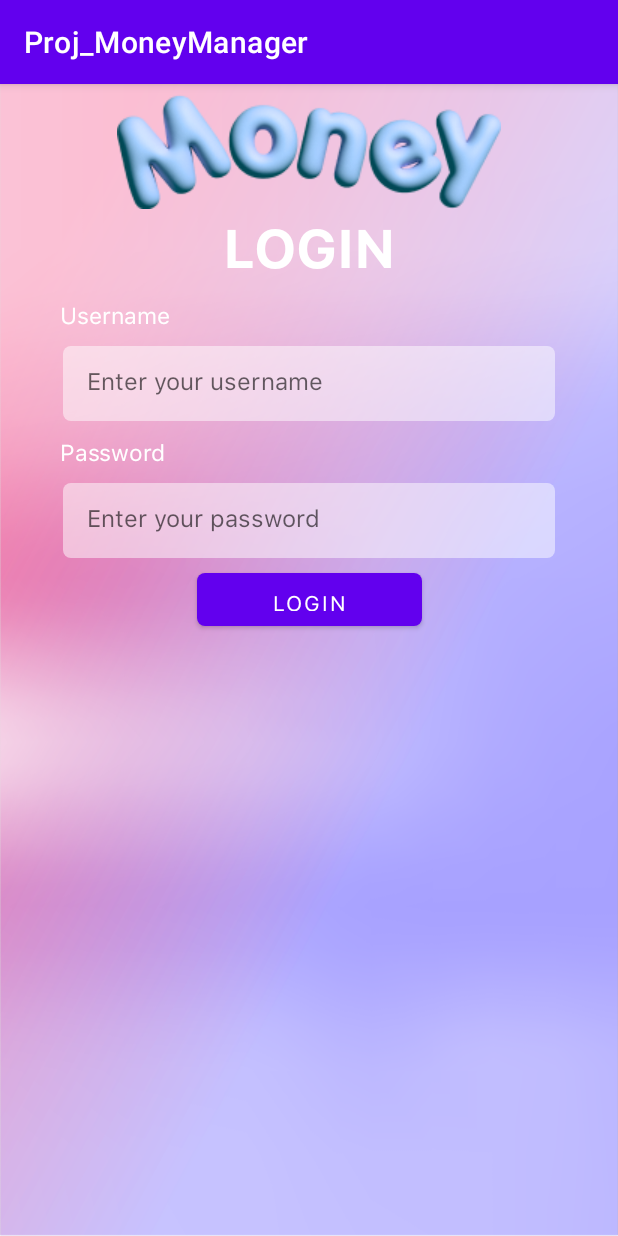
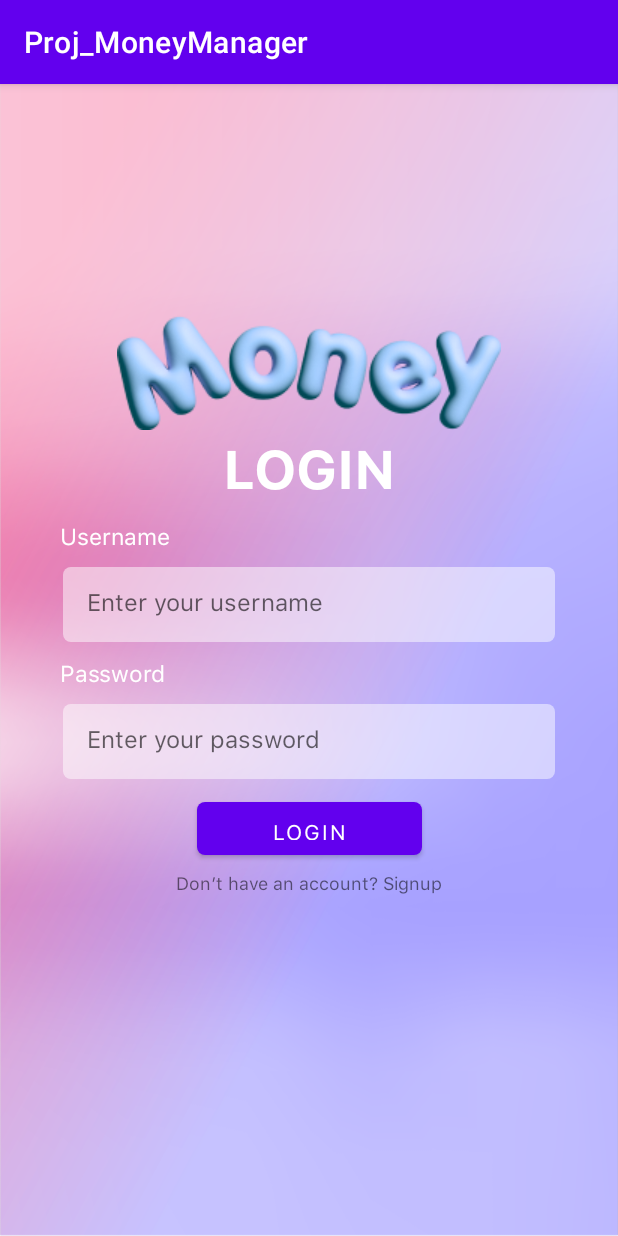
Before and after one commit to hoaiphuongdg26/money-manager-app, an Android app: the screen it shows after launch (MainActivity), on a phone screen of 412 x 824 dp. Run offline under Robolectric (Android 15) with nearby library versions, the light colour scheme and no system bars.

Commit message:
add text view move to sign up

```diff
--- a/app/src/main/res/layout/login.xml
+++ b/app/src/main/res/layout/login.xml
@@ -15,7 +15,8 @@
         android:layout_alignParentStart="true"
         android:layout_alignParentTop="true"
         android:background="@drawable/logo"
-        tools:layout_editor_absoluteY="137dp"
+        android:layout_marginTop="147dp"
+        app:layout_constraintTop_toTopOf="parent"
         app:layout_constraintStart_toStartOf="parent"
         app:layout_constraintEnd_toEndOf="parent"
         />
@@ -102,11 +103,22 @@
         android:layout_height="35dp"
         android:text="@string/login"
         android:fontFamily="@font/sf_pro_text_regular"
-        android:layout_marginTop="10dp"
+        android:layout_marginTop="15dp"
         app:layout_constraintTop_toBottomOf="@+id/edittext_password"
         app:layout_constraintStart_toStartOf="parent"
         app:layout_constraintEnd_toEndOf="parent"
         android:background="@drawable/button_background"
         android:elevation="4dp"
         />
+    <TextView
+        android:id="@+id/textview_moveToSignup"
+        android:layout_width="wrap_content"
+        android:layout_height="wrap_content"
+        android:text="Don’t have an account? Signup"
+        android:fontFamily="@font/sf_pro_text_regular"
+        android:textSize="12sp"
+        android:layout_marginTop="10dp"
+        app:layout_constraintTop_toBottomOf="@+id/button_login"
+        app:layout_constraintStart_toStartOf="parent"
+        app:layout_constraintEnd_toEndOf="parent"/>
 </androidx.constraintlayout.widget.ConstraintLayout>
```
